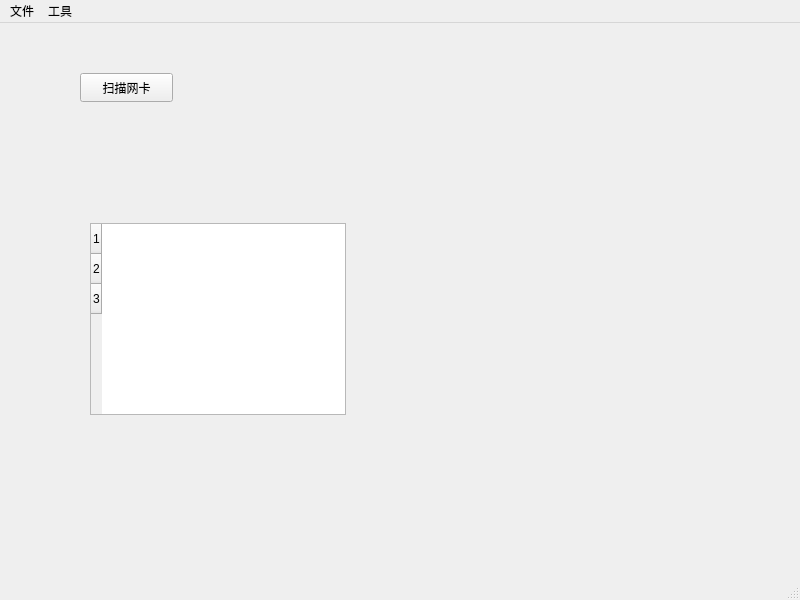
The window that mainwindow.ui (T-s-e/Sniffer) describes before a commit, drawn with Qt 5.
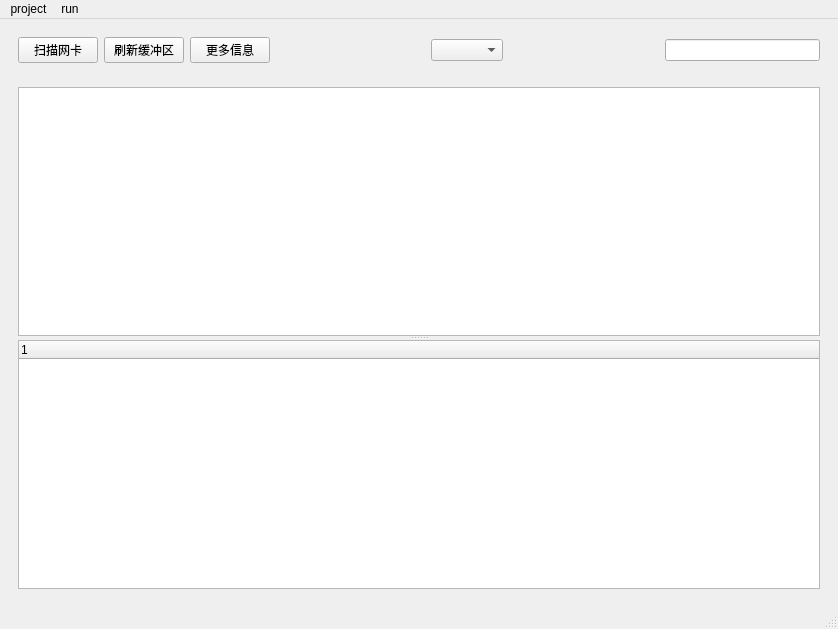
The same window after the commit. Icons and pictures are not drawn.

Commit message: add picture,lib to the project

Patch:
```diff
--- a/mainwindow.ui
+++ b/mainwindow.ui
@@ -6,70 +6,114 @@
    <rect>
     <x>0</x>
     <y>0</y>
-    <width>800</width>
-    <height>600</height>
+    <width>838</width>
+    <height>629</height>
    </rect>
   </property>
   <property name="windowTitle">
    <string>MainWindow</string>
   </property>
   <widget class="QWidget" name="centralwidget">
-   <widget class="QPushButton" name="pushButton">
-    <property name="geometry">
-     <rect>
-      <x>80</x>
-      <y>50</y>
-      <width>93</width>
-      <height>29</height>
-     </rect>
-    </property>
-    <property name="text">
-     <string>扫描网卡</string>
-    </property>
-   </widget>
-   <widget class="QTableWidget" name="tableWidget">
-    <property name="geometry">
-     <rect>
-      <x>90</x>
-      <y>200</y>
-      <width>256</width>
-      <height>192</height>
-     </rect>
-    </property>
-    <row>
-     <property name="text">
-      <string>1</string>
-     </property>
-    </row>
-    <row>
-     <property name="text">
-      <string>2</string>
-     </property>
-    </row>
-    <row>
-     <property name="text">
-      <string>3</string>
-     </property>
-    </row>
-   </widget>
+   <layout class="QVBoxLayout" name="verticalLayout_2">
+    <item>
+     <widget class="QWidget" name="widget" native="true">
+      <layout class="QHBoxLayout" name="horizontalLayout">
+       <item>
+        <widget class="QPushButton" name="pushButton">
+         <property name="text">
+          <string>扫描网卡</string>
+         </property>
+        </widget>
+       </item>
+       <item>
+        <widget class="QPushButton" name="pushButton_2">
+         <property name="text">
+          <string>刷新缓冲区</string>
+         </property>
+        </widget>
+       </item>
+       <item>
+        <widget class="QPushButton" name="pushButton_3">
+         <property name="text">
+          <string>更多信息</string>
+         </property>
+        </widget>
+       </item>
+       <item>
+        <spacer name="horizontalSpacer">
+         <property name="orientation">
+          <enum>Qt::Horizontal</enum>
+         </property>
+         <property name="sizeHint" stdset="0">
+          <size>
+           <width>40</width>
+           <height>20</height>
+          </size>
+         </property>
+        </spacer>
+       </item>
+       <item>
+        <widget class="QComboBox" name="comboBox"/>
+       </item>
+       <item>
+        <spacer name="horizontalSpacer_2">
+         <property name="orientation">
+          <enum>Qt::Horizontal</enum>
+         </property>
+         <property name="sizeHint" stdset="0">
+          <size>
+           <width>40</width>
+           <height>20</height>
+          </size>
+         </property>
+        </spacer>
+       </item>
+       <item>
+        <widget class="QLineEdit" name="lineEdit"/>
+       </item>
+      </layout>
+     </widget>
+    </item>
+    <item>
+     <widget class="QWidget" name="widget_2" native="true">
+      <layout class="QVBoxLayout" name="verticalLayout">
+       <item>
+        <widget class="QSplitter" name="splitter">
+         <property name="orientation">
+          <enum>Qt::Vertical</enum>
+         </property>
+         <widget class="QTableWidget" name="tableWidget"/>
+         <widget class="QTreeWidget" name="treeWidget">
+          <column>
+           <property name="text">
+            <string notr="true">1</string>
+           </property>
+          </column>
+         </widget>
+        </widget>
+       </item>
+      </layout>
+     </widget>
+    </item>
+   </layout>
   </widget>
   <widget class="QMenuBar" name="menubar">
    <property name="geometry">
     <rect>
      <x>0</x>
      <y>0</y>
-     <width>800</width>
+     <width>838</width>
      <height>26</height>
     </rect>
    </property>
    <widget class="QMenu" name="menu">
     <property name="title">
-     <string>文件</string>
+     <string>project</string>
     </property>
    </widget>
    <widget class="QMenu" name="menu_2">
     <property name="title">
-     <string>工具</string>
+     <string>run</string>
     </property>
    </widget>
    <addaction name="menu"/>
```
Left out of the diff: 24 changed lines with no effect on the pictures. The commit also changes 19 other files.
